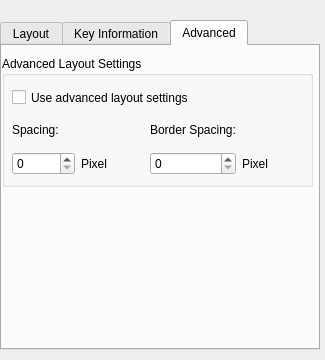
Above: contents/ui/config.ui from xdarklight/keystate-plasmoid before the change. Below: the same form after it.
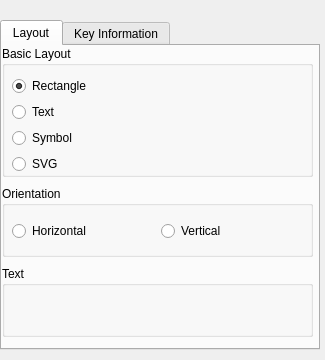
That is the form after the change. The open tabs and pages were chosen to show the change. Custom widgets are drawn as their Qt base class.

Commit message: Removed the advanced layout settings as the default (auto-calculated) ones are quite pretty now.

What changed in the file:
```diff
--- a/contents/ui/config.ui
+++ b/contents/ui/config.ui
@@ -517,121 +517,6 @@
      </layout>
     </widget>
    </widget>
-   <widget class="QWidget" name="tab_3">
-    <attribute name="title">
-     <string>Advanced</string>
-    </attribute>
-    <widget class="QGroupBox" name="groupbox_AdvancedLayout">
-     <property name="geometry">
-      <rect>
-       <x>0</x>
-       <y>10</y>
-       <width>311</width>
-       <height>131</height>
-      </rect>
-     </property>
-     <property name="title">
-      <string>Advanced Layout Settings</string>
-     </property>
-     <widget class="QCheckBox" name="kcfg_AdvancedLayoutSettings">
-      <property name="geometry">
-       <rect>
-        <x>10</x>
-        <y>30</y>
-        <width>291</width>
-        <height>23</height>
-       </rect>
-      </property>
-      <property name="toolTip">
-       <string>When this option is enabled you can configure advanced layout settings</string>
-      </property>
-      <property name="whatsThis">
-       <string>When enabled you can configure advanced layout settings - for example the preferred size of the plasmoid. By default this is 'Off' - so the plasmoid tries to guess the best settings. In case this does not work for you (or you do not like what the plasmoid guesses) you can still override the settings by enabling this option and using custom settings.</string>
-      </property>
-      <property name="text">
-       <string>Use advanced layout settings</string>
-      </property>
-     </widget>
-     <widget class="QWidget" name="formLayoutWidget_2">
-      <property name="geometry">
-       <rect>
-        <x>10</x>
-        <y>60</y>
-        <width>293</width>
-        <height>61</height>
-       </rect>
-      </property>
-      <layout class="QGridLayout" name="gridLayout_2">
-       <item row="0" column="0">
-        <widget class="QLabel" name="ImageSpacing_Label">
-         <property name="minimumSize">
-          <size>
-           <width>60</width>
-           <height>0</height>
-          </size>
-         </property>
-         <property name="text">
-          <string>Spacing:</string>
-         </property>
-        </widget>
-       </item>
-       <item row="1" column="0">
-        <widget class="KIntSpinBox" name="kcfg_ImageSpacing">
-         <property name="toolTip">
-          <string>The spacing between the status information of two keys</string>
-         </property>
-         <property name="whatsThis">
-          <string>This configures the spacing between two key indicators. For example if you use the 'Text'-Layout this is the spacing between two lines of text.</string>
-         </property>
-        </widget>
-       </item>
-       <item row="1" column="1">
-        <widget class="QLabel" name="label_2">
-         <property name="minimumSize">
-          <size>
-           <width>50</width>
-           <height>27</height>
-          </size>
-         </property>
-         <property name="text">
-          <string>Pixel</string>
-         </property>
-        </widget>
-       </item>
-       <item row="1" column="2">
-        <widget class="KIntSpinBox" name="kcfg_BorderSpacing">
-         <property name="toolTip">
-          <string>The space which is left free on top and on bottom</string>
-         </property>
-         <property name="whatsThis">
-          <string>This configures the space between the top and bottom borders and the content. For example if you use the Text layout this specifies the spacing (in pixels) between the top border and the first line of text.</string>
-         </property>
-        </widget>
-       </item>
-       <item row="1" column="3">
-        <widget class="QLabel" name="label_3">
-         <property name="text">
-          <string>Pixel</string>
-         </property>
-        </widget>
-       </item>
-       <item row="0" column="2">
-        <widget class="QLabel" name="label">
-         <property name="minimumSize">
-          <size>
-           <width>60</width>
-           <height>0</height>
-          </size>
-         </property>
-         <property name="text">
-          <string>Border Spacing:</string>
-         </property>
-        </widget>
-       </item>
-      </layout>
-     </widget>
-    </widget>
-   </widget>
   </widget>
  </widget>
  <customwidgets>
@@ -645,11 +530,6 @@
    <extends>QWidget</extends>
    <header>kfontrequester.h</header>
   </customwidget>
-  <customwidget>
-   <class>KIntSpinBox</class>
-   <extends>QSpinBox</extends>
-   <header>knuminput.h</header>
-  </customwidget>
  </customwidgets>
  <resources/>
  <connections>
```
Left out of the diff: 32 changed lines with no effect on the pictures. The commit also changes 1 other file.
